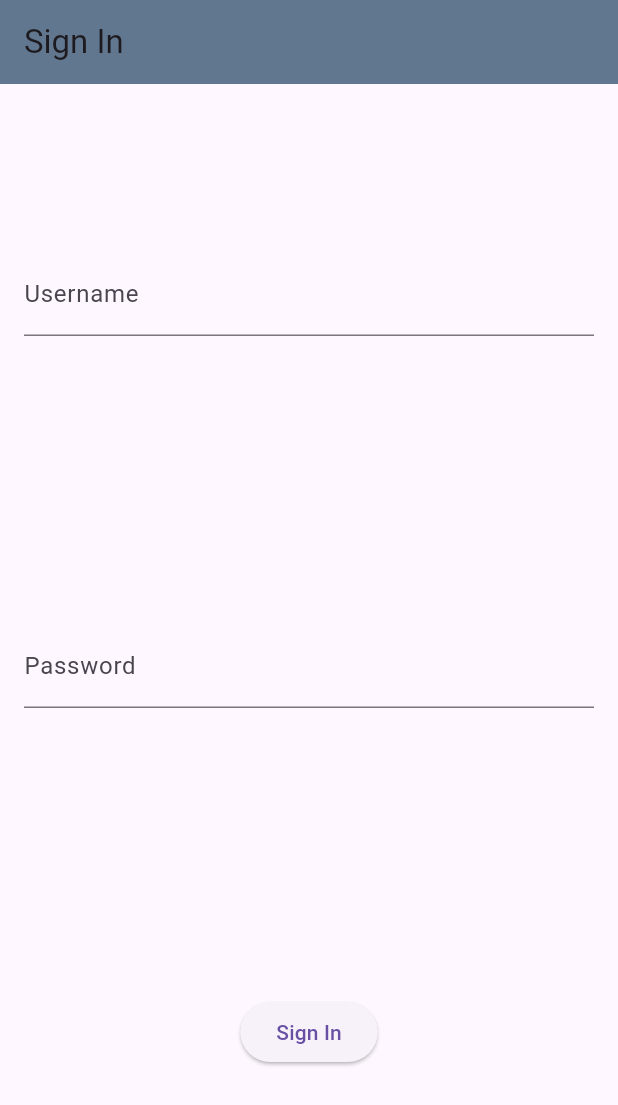
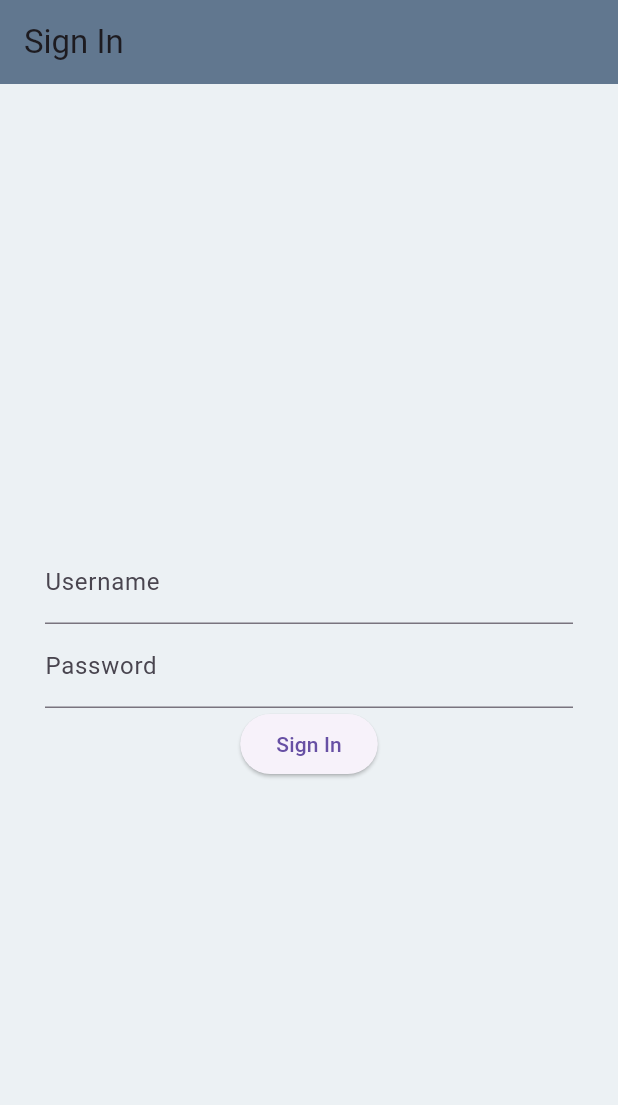
Before and after one commit to olaonipekun/myapp, a Flutter app: the screen it shows after launch, on a phone screen of 412 x 824 dp. Shown: the top 1105 px of the screen. Run offline on Flutter 3.47's test engine with Material 3 defaults, Android fonts, the phone set to English and light mode, and no system bars; our stand-ins replace shared_preferences.

Commit message:
small changes

```diff
--- a/lib/UI/currency_converter.dart
+++ b/lib/UI/currency_converter.dart
@@ -32,11 +32,12 @@ class SignInScreen extends StatelessWidget {
       appBar: AppBar(title: const Text("Sign In"),
       backgroundColor: Colors.blueGrey,
       elevation: 16.0,),
+      backgroundColor: const Color.fromARGB(255, 236, 241, 244),
       body: Padding(
-        padding: const EdgeInsets.all(16.0),
+        padding: const EdgeInsets.all(30.0),
         child: Column(
           crossAxisAlignment: CrossAxisAlignment.center,
-          mainAxisAlignment: MainAxisAlignment.spaceAround,
+          mainAxisAlignment: MainAxisAlignment.center,
           children: [
             TextField(
               controller: usernameController,
```
